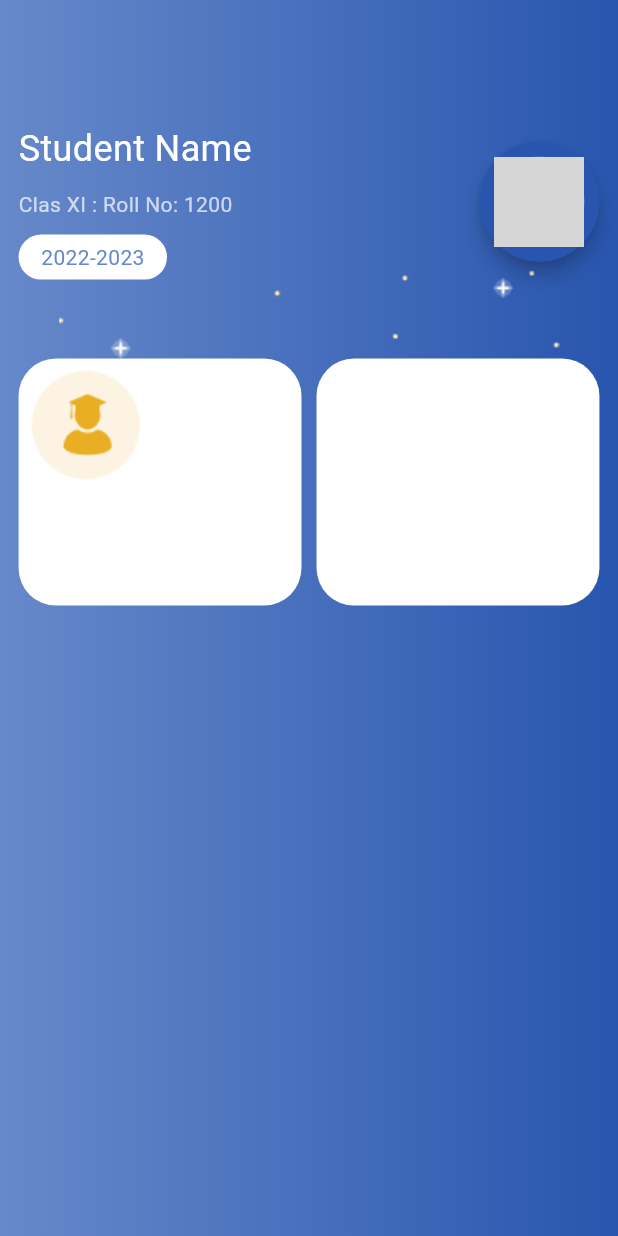
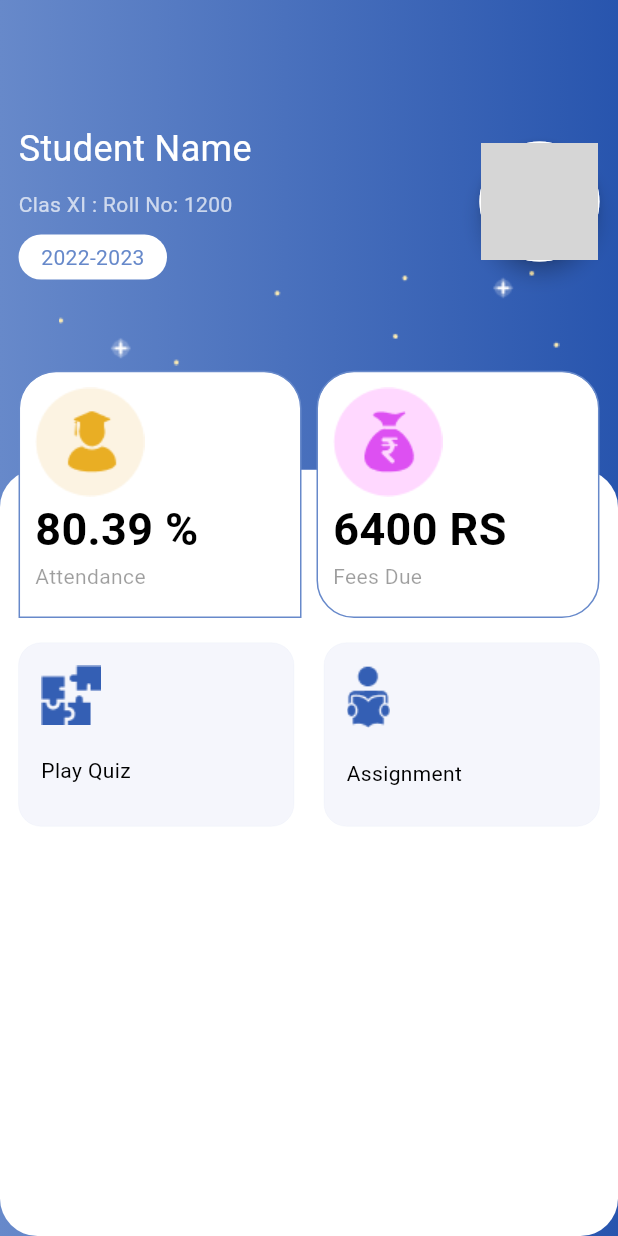
Before and after one commit to ahsanrahman0745/school_erp, a Flutter app: the screen it shows after launch, on a phone screen of 412 x 824 dp. Run offline on Flutter 3.47's test engine with Material 2 defaults, Android fonts, the phone set to English and light mode, and no system bars; drawn by our look-alikes of circular_profile_avatar; network calls fail; grey boxes are pictures that could not be loaded.

Commit message:
working on home screen complete

```diff
--- a/lib/utill/MyTestStyle.dart
+++ b/lib/utill/MyTestStyle.dart
@@ -5,6 +5,14 @@ import 'colors_picker.dart';
 
 
 class MyTestStyle{
+
+  /// 30
+  static TextStyle test30BoldBlack = TextStyle(
+    fontSize: 30,
+    fontWeight: FontWeight.bold,
+    color: Colors.black,
+  );
+
 
   /// 24
   static TextStyle test24White = TextStyle(
@@ -152,6 +160,10 @@ class MyTestStyle{
     fontSize: 14,
     color: Colors.black,
   );
+  static TextStyle test14Black38 = TextStyle(
+    fontSize: 14,
+    color: Colors.black38,
+  );
 
   static TextStyle test14BoldPimery = TextStyle(
     fontSize: 14,
--- a/lib/utill/utils_image.dart
+++ b/lib/utill/utils_image.dart
@@ -10,5 +10,10 @@ class UtilsImage {
 
 
   static final String ICON_ATTENDES = "asset/png/ic_attendance.png";
-  static final String ICON_FEE = "asset/png/Ellipse_12-2.png";
+  static final String ICON_FEE = "asset/png/ic_fees_due.png";
+
+
+
+  static final String ICON_QUIZ = "asset/png/ic_quiz.png";
+  static final String ICON_ASSIGMEMNT = "asset/png/ic_assignment.png";
 }
--- a/lib/views/welcome/home_screen.dart
+++ b/lib/views/welcome/home_screen.dart
@@ -12,6 +12,20 @@ class HomeScreen extends StatefulWidget {
 }
 
 class _HomeScreenState extends State<HomeScreen> {
+
+  var myGridList = [
+    {
+      "icon": UtilsImage.ICON_QUIZ,
+      "title": "Play Quiz",
+    },
+    {
+      "icon": UtilsImage.ICON_ASSIGMEMNT,
+      "title": "Assignment",
+    },
+
+  ];
+
+
   @override
   Widget build(BuildContext context) {
     var size = MediaQuery.of(context).size;
@@ -78,13 +92,11 @@ class _HomeScreenState extends State<HomeScreen> {
                         radius: 40,
                         backgroundColor: Colors.transparent,
                         // sets background color, default Colors.white
-                        borderWidth: 10,
+                        borderWidth: 1,
                         // sets border, default 0.0
-                        borderColor: primeryColor2,
+                        borderColor: Colors.white,
                         // sets border color, default Colors.white
                         elevation: 5.0,
-                        // sets elevation (shadow of the profile picture), default value is 0.0
-                        foregroundColor: primeryColor2.withOpacity(0.5),
                         //sets foreground colour, it works if showInitialTextAbovePicture = true , default Colors.transparent
                         cacheImage: true,
                         // allow widget to cache image against provided url
@@ -95,7 +107,45 @@ class _HomeScreenState extends State<HomeScreen> {
                   ),
                 ),
                 Positioned(
-                    top: size.height * 0.26,
+                    bottom: 0,
+                    top: size.height * 0.35,
+                    right: 0,
+                    left: 0,
+                    child: Container(
+                      decoration: BoxDecoration(
+                          color: Colors.white,
+                          borderRadius: BorderRadius.circular(25)),
+                      child: Expanded(
+                        child: GridView.builder(
+                          padding: EdgeInsets.only(top: size.height * 0.14,left: size.width * 0.03,right: size.width * 0.03,),
+                          shrinkWrap: true,
+                            gridDelegate: const SliverGridDelegateWithMaxCrossAxisExtent(
+                                maxCrossAxisExtent: 200,
+                                childAspectRatio: 3 / 2,
+                                crossAxisSpacing: 20,
+                                mainAxisSpacing: 20),
+                            itemCount: myGridList.length,
+                            itemBuilder: (BuildContext ctx, index) {
+                              return Container(
+                                padding: EdgeInsets.all(15),
+                                decoration: BoxDecoration(
+                                    color: Color(0xFFF5F6FC),
+                                    border: Border.all(width: 0.03,color: primeryColor),
+                                    borderRadius: BorderRadius.circular(15)),
+                                child: Column(
+                                  crossAxisAlignment: CrossAxisAlignment.start,
+                                  children: [
+                                    Image.asset("${myGridList[index]["icon"]}"),
+                                    SizedBox(height: 20,),
+                                    Text("${myGridList[index]["title"]}",style: MyTestStyle.test14Black,)
+                                  ],
+                                ),
+                              );
+                            }),
+                      ),
+                    )),
+                Positioned(
+                    top: size.height * 0.27,
                     right: size.width * 0.03,
                     left: size.width * 0.03,
                     child: Row(
@@ -104,37 +154,63 @@ class _HomeScreenState extends State<HomeScreen> {
                           child: Container(
                             decoration: BoxDecoration(
                                 color: Colors.white,
-                                borderRadius: BorderRadius.circular(25),
+                                borderRadius: BorderRadius.only(topRight: Radius.circular(25),topLeft: Radius.circular(25)),
                                 border:
-                                    Border.all(width: 0.03, color: primeryColor)),
+                                    Border.all(width: 1, color: primeryColor)),
                             height: size.height * 0.2,
                             width: size.width * 0.5,
-
-                          child: Padding(
-                            padding: const EdgeInsets.all(8.0),
-                            child: Column(
-                              crossAxisAlignment:CrossAxisAlignment.start,
-
+                            child: Padding(
+                              padding: const EdgeInsets.all(10.0),
+                              child: Column(
+                                crossAxisAlignment: CrossAxisAlignment.start,
                                 children: [
-                              Image.asset(UtilsImage.ICON_ATTENDES),
-                            ],),
-                          ),
+                                  Image.asset(UtilsImage.ICON_ATTENDES),
+                                  Text(
+                                    "80.39 %",
+                                    style: MyTestStyle.test30BoldBlack,
+                                  ),
+                                  Text(
+                                    "Attendance",
+                                    style: MyTestStyle.test14Black38,
+                                  ),
+                                ],
+                              ),
+                            ),
                           ),
                         ),
-                        SizedBox(width: 10,),
+                        SizedBox(
+                          width: 10,
+                        ),
                         Expanded(
                           child: Container(
+                            child: Padding(
+                              padding: const EdgeInsets.all(10.0),
+                              child: Column(
+                                crossAxisAlignment: CrossAxisAlignment.start,
+                                children: [
+                                  Image.asset(UtilsImage.ICON_FEE),
+                                  Text(
+                                    "6400 RS",
+                                    style: MyTestStyle.test30BoldBlack,
+                                  ),
+                                  Text(
+                                    "Fees Due",
+                                    style: MyTestStyle.test14Black38,
+                                  ),
+                                ],
+                              ),
+                            ),
                             decoration: BoxDecoration(
                                 color: Colors.white,
                                 borderRadius: BorderRadius.circular(25),
                                 border:
-                                Border.all(width: 0.03, color: primeryColor)),
+                                    Border.all(width: 1, color: primeryColor)),
                             height: size.height * 0.2,
                             width: size.width * 0.5,
                           ),
                         )
                       ],
-                    ))
+                    )),
               ],
             ),
           ),
```
Also changed, not shown: asset/png/Ellipse_12-2.png (deleted), asset/png/ic_assignment.png (added), asset/png/ic_fees_due.png (added), asset/png/ic_quiz.png (added).
